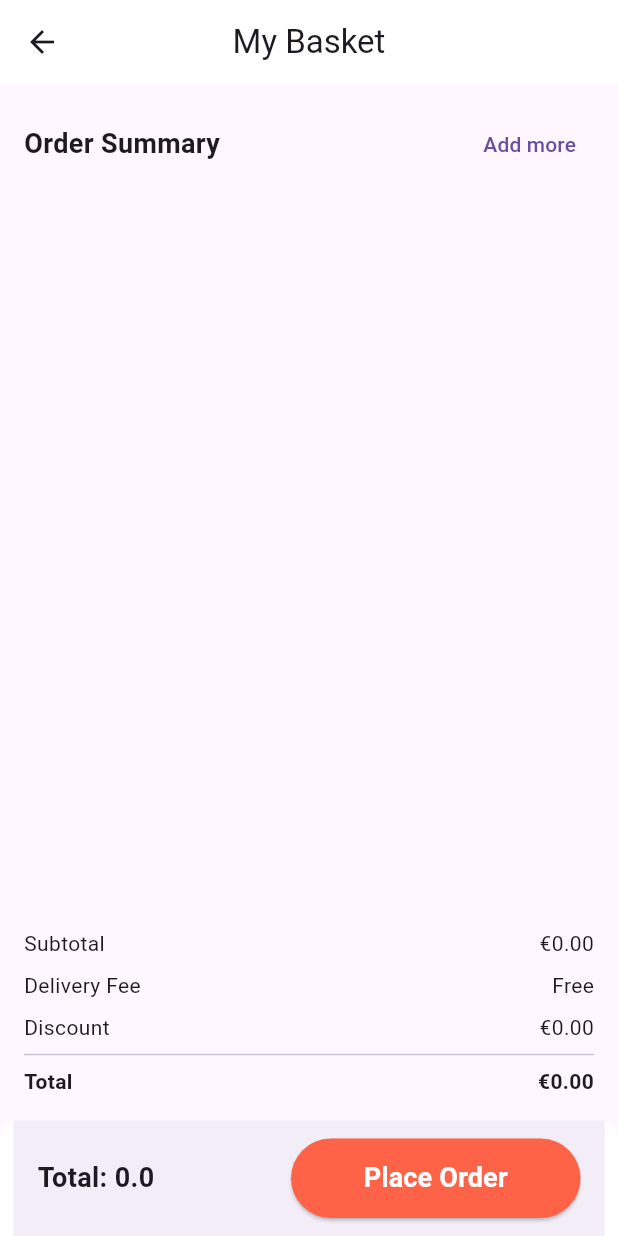
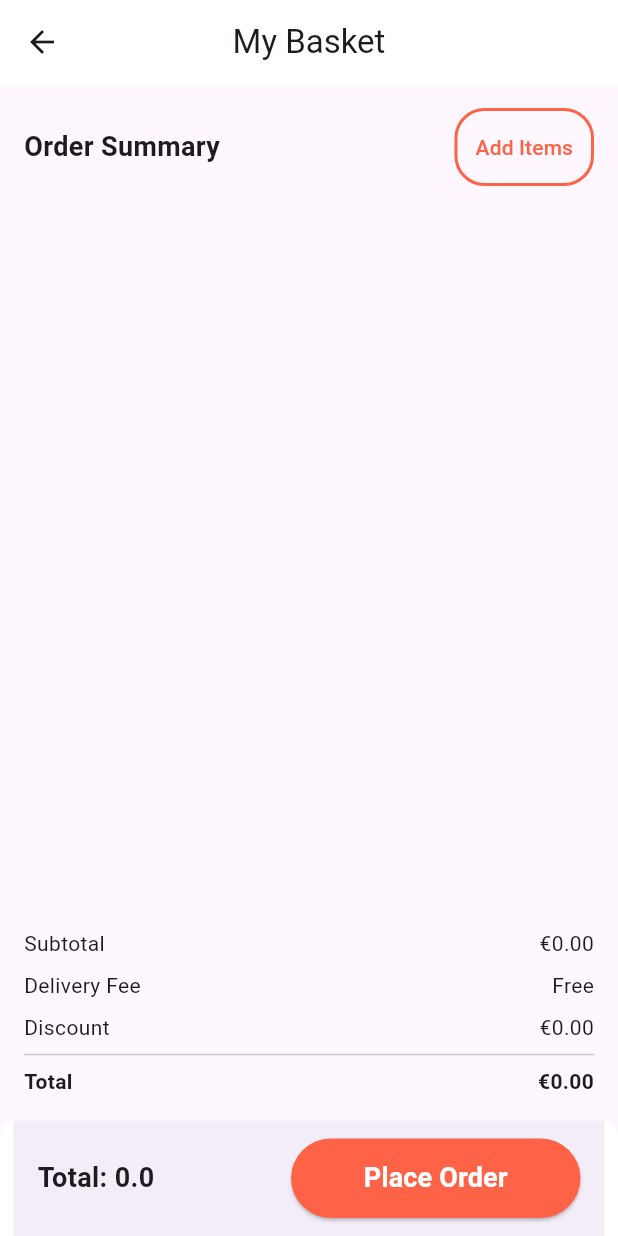
Before and after one commit to DanielKinnito/2024-mobile-daniel-assessment, a Flutter app: the screen it shows after launch, after a tap on the "shopping basket" icon, on a phone screen of 412 x 824 dp. Run offline on Flutter 3.47's test engine with Material 3 defaults, Android fonts, the phone set to English and light mode, and no system bars; our stand-ins replace dartz, equatable, flutter_bloc, get_it, google_fonts, internet_connection_checker and 1 more; network calls fail.

Commit message:
:art: Touch up again

```diff
--- a/lib/features/groceries/presentation/pages/basket_page.dart
+++ b/lib/features/groceries/presentation/pages/basket_page.dart
@@ -46,11 +46,25 @@ class BasketPage extends StatelessWidget {
                   'Order Summary',
                   style: TextStyle(fontSize: 18, fontWeight: FontWeight.bold),
                 ),
-                TextButton(
-                  onPressed: () {
-                    // Handle "Add more" action
-                  },
-                  child: const Text('Add more'),
+                Container(
+                  decoration: BoxDecoration(
+                    shape: BoxShape.rectangle,
+                    borderRadius: BorderRadius.circular(20),
+                    border: Border.all(
+                      color: const Color.fromRGBO(255, 99, 71, 1), // Button color,
+                      width: 2,
+                    ),
+                  ),
+                  child: TextButton(
+                    style: TextButton.styleFrom(
+                      foregroundColor:
+                          const Color.fromRGBO(255, 99, 71, 1), // Button color,
+                    ),
+                    onPressed: () {
+                      Navigator.pushNamed(context, '/home');
+                    },
+                    child: const Text('Add Items'),
+                  ),
                 ),
               ],
             ),
@@ -65,6 +79,9 @@ class BasketPage extends StatelessWidget {
                     grocery: item,
                     onRemove: () {
                       basketItems.remove(item);
+                      // refresh page
+                      Navigator.pushNamed(context, '/basket',
+                          arguments: basketItems);
                     },
                   );
                 },
--- a/lib/features/groceries/presentation/widgets/basket_card.dart
+++ b/lib/features/groceries/presentation/widgets/basket_card.dart
@@ -96,7 +96,7 @@ class _BasketCardState extends State<BasketCard> {
                                 ),
                                 const SizedBox(width: 8),
                                 Text(
-                                  '£${(widget.grocery.price - widget.grocery.discount).toStringAsFixed(2)}',
+                                  '£${(widget.grocery.discount).toStringAsFixed(2)}',
                                   style: const TextStyle(
                                     fontSize: 16,
                                     fontWeight: FontWeight.w500,
```
